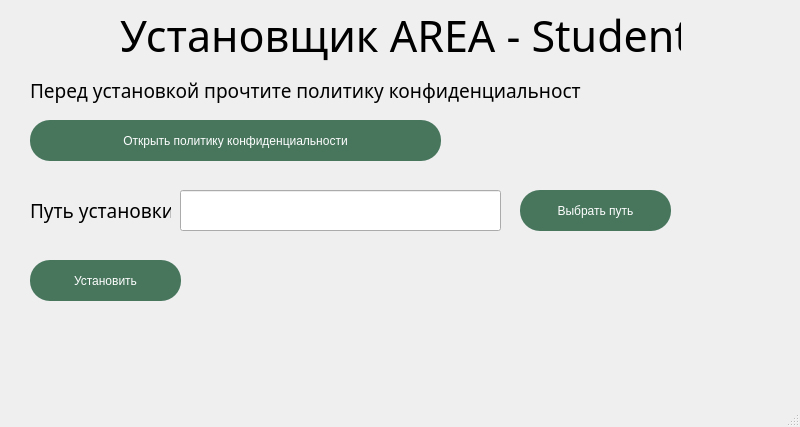
The window that ui.ui (AREA-team/Student-Setup) describes before a commit, drawn with Qt 5.
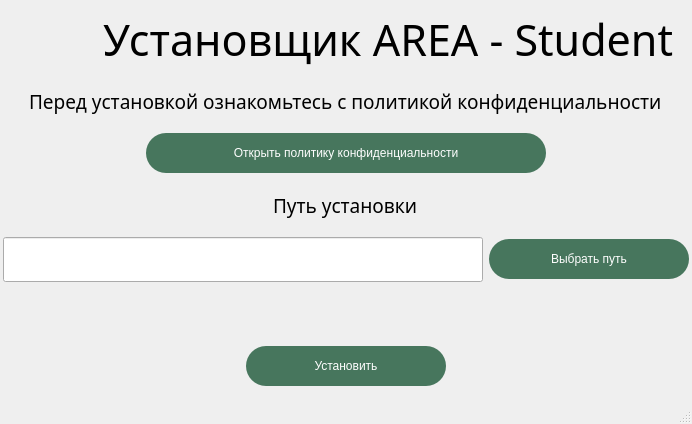
The same window after the commit. Icons and pictures are not drawn.

Patch:
```diff
--- a/ui.ui
+++ b/ui.ui
@@ -6,22 +6,67 @@
    <rect>
     <x>0</x>
     <y>0</y>
-    <width>800</width>
-    <height>427</height>
+    <width>692</width>
+    <height>424</height>
    </rect>
   </property>
   <property name="windowTitle">
    <string>AREA - Install</string>
   </property>
   <widget class="QWidget" name="centralwidget">
+   <layout class="QVBoxLayout" name="verticalLayout">
+    <property name="spacing">
+     <number>0</number>
+    </property>
+    <property name="sizeConstraint">
+     <enum>QLayout::SetDefaultConstraint</enum>
+    </property>
+    <property name="leftMargin">
+     <number>3</number>
+    </property>
+    <property name="topMargin">
+     <number>3</number>
+    </property>
+    <property name="rightMargin">
+     <number>3</number>
+    </property>
+    <property name="bottomMargin">
+     <number>3</number>
+    </property>
+    <item>
+     <layout class="QHBoxLayout" name="horizontalLayout_2">
+      <item>
+       <widget class="QLabel" name="logo_label">
+        <property name="sizePolicy">
+         <sizepolicy hsizetype="Fixed" vsizetype="Fixed">
+          <horstretch>0</horstretch>
+          <verstretch>0</verstretch>
+         </sizepolicy>
+        </property>
+        <property name="maximumSize">
+         <size>
+          <width>100</width>
+          <height>100</height>
+         </size>
+        </property>
+        <property name="text">
+         <string/>
+        </property>
+        <property name="pixmap">
+         <pixmap>Logo.ico</pixmap>
+        </property>
+        <property name="scaledContents">
+         <bool>true</bool>
+        </property>
+       </widget>
+      </item>
+      <item>
    <widget class="QLabel" name="label">
-    <property name="geometry">
-     <rect>
-      <x>120</x>
-      <y>0</y>
-      <width>561</width>
-      <height>71</height>
-     </rect>
+        <property name="sizePolicy">
+         <sizepolicy hsizetype="Preferred" vsizetype="Fixed">
+          <horstretch>0</horstretch>
+          <verstretch>0</verstretch>
+         </sizepolicy>
     </property>
     <property name="font">
      <font>
@@ -33,14 +78,22 @@
      <string>Установщик AREA - Student</string>
     </property>
    </widget>
+      </item>
+     </layout>
+    </item>
+    <item alignment="Qt::AlignHCenter">
    <widget class="QLabel" name="label_2">
-    <property name="geometry">
-     <rect>
-      <x>30</x>
-      <y>70</y>
-      <width>551</width>
-      <height>41</height>
-     </rect>
+      <property name="sizePolicy">
+       <sizepolicy hsizetype="Preferred" vsizetype="Fixed">
+        <horstretch>0</horstretch>
+        <verstretch>0</verstretch>
+       </sizepolicy>
+      </property>
+      <property name="minimumSize">
+       <size>
+        <width>0</width>
+        <height>50</height>
+       </size>
     </property>
     <property name="font">
      <font>
@@ -51,17 +104,23 @@
      </font>
     </property>
     <property name="text">
-     <string>Перед установкой прочтите политику конфиденциальности</string>
-    </property>
-   </widget>
+       <string>Перед установкой ознакомьтесь с политикой конфиденциальности</string>
+      </property>
+     </widget>
+    </item>
+    <item alignment="Qt::AlignHCenter">
    <widget class="QPushButton" name="privacy_policy_btn">
-    <property name="geometry">
-     <rect>
-      <x>30</x>
-      <y>120</y>
-      <width>411</width>
-      <height>41</height>
-     </rect>
+      <property name="sizePolicy">
+       <sizepolicy hsizetype="Preferred" vsizetype="Fixed">
+        <horstretch>0</horstretch>
+        <verstretch>0</verstretch>
+       </sizepolicy>
+      </property>
+      <property name="minimumSize">
+       <size>
+        <width>400</width>
+        <height>40</height>
+       </size>
     </property>
     <property name="styleSheet">
      <string notr="true">QPushButton {
@@ -78,14 +137,52 @@
      <bool>false</bool>
     </property>
    </widget>
+    </item>
+    <item alignment="Qt::AlignHCenter">
+     <widget class="QLabel" name="label_3">
+      <property name="sizePolicy">
+       <sizepolicy hsizetype="Preferred" vsizetype="Fixed">
+        <horstretch>0</horstretch>
+        <verstretch>0</verstretch>
+       </sizepolicy>
+      </property>
+      <property name="minimumSize">
+       <size>
+        <width>0</width>
+        <height>50</height>
+       </size>
+      </property>
+      <property name="font">
+       <font>
+        <family>IBM Plex Sans</family>
+        <pointsize>14</pointsize>
+        <weight>50</weight>
+        <bold>false</bold>
+       </font>
+      </property>
+      <property name="text">
+       <string>Путь установки</string>
+      </property>
+     </widget>
+    </item>
+    <item>
+     <layout class="QHBoxLayout" name="horizontalLayout">
+      <property name="spacing">
+       <number>6</number>
+      </property>
+      <property name="sizeConstraint">
+       <enum>QLayout::SetDefaultConstraint</enum>
+      </property>
+      <property name="topMargin">
+       <number>0</number>
+      </property>
+      <item>
    <widget class="QLineEdit" name="path_le">
-    <property name="geometry">
-     <rect>
-      <x>180</x>
-      <y>190</y>
-      <width>321</width>
-      <height>41</height>
-     </rect>
+        <property name="minimumSize">
+         <size>
+          <width>0</width>
+          <height>45</height>
+         </size>
     </property>
     <property name="font">
      <font>
@@ -96,14 +193,20 @@
      <string/>
     </property>
    </widget>
+      </item>
+      <item>
    <widget class="QPushButton" name="change_path_btn">
-    <property name="geometry">
-     <rect>
-      <x>520</x>
-      <y>190</y>
-      <width>151</width>
-      <height>41</height>
-     </rect>
+        <property name="sizePolicy">
+         <sizepolicy hsizetype="Fixed" vsizetype="Fixed">
+          <horstretch>0</horstretch>
+          <verstretch>0</verstretch>
+         </sizepolicy>
+        </property>
+        <property name="minimumSize">
+         <size>
+          <width>200</width>
+          <height>40</height>
+         </size>
     </property>
     <property name="styleSheet">
      <string notr="true">QPushButton {
@@ -120,14 +223,50 @@
      <bool>false</bool>
     </property>
    </widget>
+      </item>
+     </layout>
+    </item>
+    <item>
+     <widget class="QLabel" name="state_name">
+      <property name="sizePolicy">
+       <sizepolicy hsizetype="Preferred" vsizetype="Fixed">
+        <horstretch>0</horstretch>
+        <verstretch>0</verstretch>
+       </sizepolicy>
+      </property>
+      <property name="minimumSize">
+       <size>
+        <width>100</width>
+        <height>50</height>
+       </size>
+      </property>
+      <property name="font">
+       <font>
+        <family>IBM Plex Sans</family>
+        <pointsize>14</pointsize>
+       </font>
+      </property>
+      <property name="text">
+       <string/>
+      </property>
+      <property name="alignment">
+       <set>Qt::AlignCenter</set>
+      </property>
+     </widget>
+    </item>
+    <item alignment="Qt::AlignHCenter">
    <widget class="QPushButton" name="install_btn">
-    <property name="geometry">
-     <rect>
-      <x>30</x>
-      <y>260</y>
-      <width>151</width>
-      <height>41</height>
-     </rect>
+      <property name="sizePolicy">
+       <sizepolicy hsizetype="Preferred" vsizetype="Fixed">
+        <horstretch>0</horstretch>
+        <verstretch>0</verstretch>
+       </sizepolicy>
+      </property>
+      <property name="minimumSize">
+       <size>
+        <width>200</width>
+        <height>40</height>
+       </size>
     </property>
     <property name="styleSheet">
      <string notr="true">QPushButton {
@@ -144,46 +283,8 @@
      <bool>false</bool>
     </property>
    </widget>
-   <widget class="QLabel" name="label_3">
-    <property name="geometry">
-     <rect>
-      <x>30</x>
-      <y>190</y>
-      <width>141</width>
-      <height>41</height>
-     </rect>
-    </property>
-    <property name="font">
-     <font>
-      <family>IBM Plex Sans</family>
-      <pointsize>14</pointsize>
-      <weight>50</weight>
-      <bold>false</bold>
-     </font>
-    </property>
-    <property name="text">
-     <string>Путь установки</string>
-    </property>
-   </widget>
-   <widget class="QLabel" name="state_name">
-    <property name="geometry">
-     <rect>
-      <x>30</x>
-      <y>320</y>
-      <width>391</width>
-      <height>51</height>
-     </rect>
-    </property>
-    <property name="font">
-     <font>
-      <family>IBM Plex Sans</family>
-      <pointsize>14</pointsize>
-     </font>
-    </property>
-    <property name="text">
-     <string/>
-    </property>
-   </widget>
+    </item>
+   </layout>
   </widget>
   <widget class="QMenuBar" name="menubar">
    <property name="geometry">
```
Left out of the diff: 2 changed lines with no effect on the pictures. Lines whose indentation alone changed are shown as unchanged.
